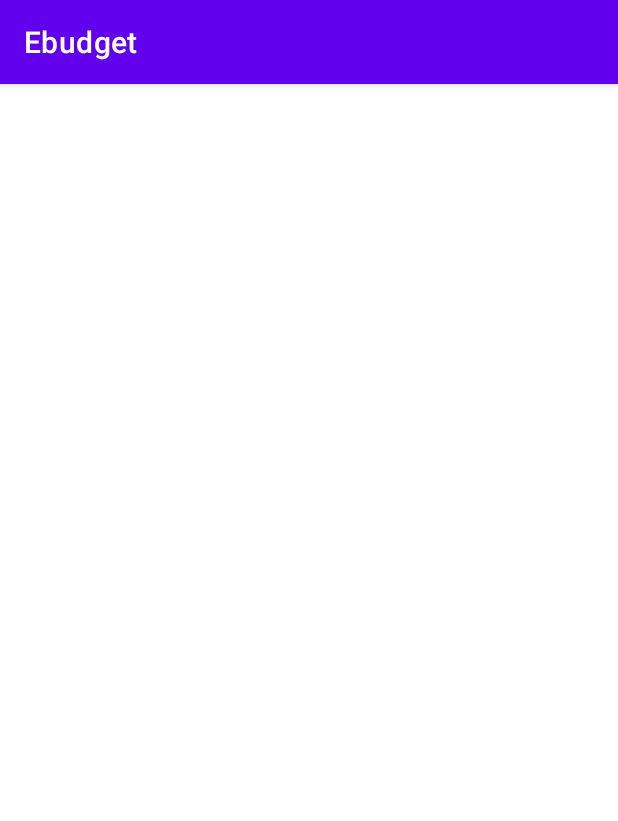
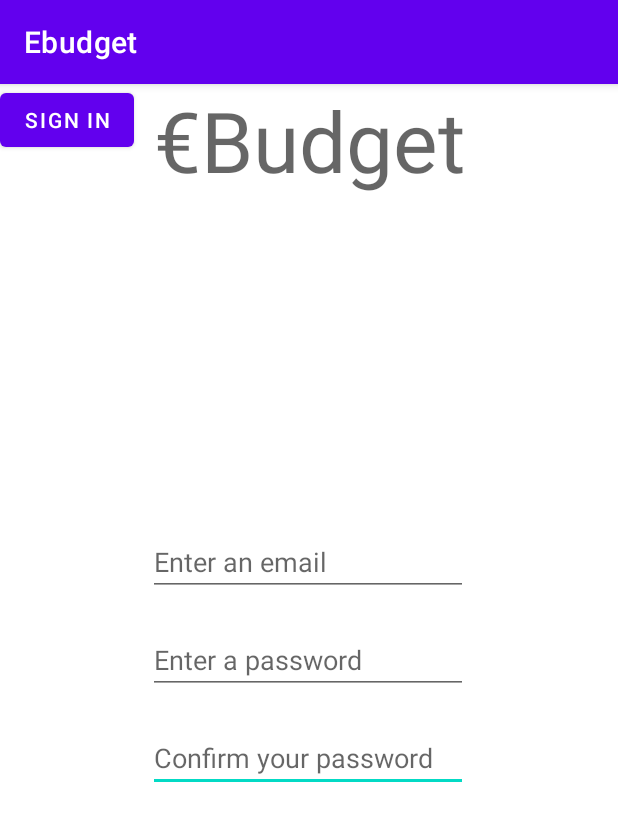
Before and after one commit to AmbreCorreia/Ebudget, an Android app: the Register screen opened directly, with no data from a screen before it, on a phone screen of 412 x 824 dp. Shown: the top 821 px of the screen. Run offline under Robolectric (Android 15) with nearby library versions, the phone set to English and light mode, and no system bars.

Commit message:
page login et register

```diff
--- a/app/src/main/res/layout/activity_register.xml
+++ b/app/src/main/res/layout/activity_register.xml
@@ -6,4 +6,60 @@
     android:layout_height="match_parent"
     tools:context=".Register">
 
+    <TextView
+        android:id="@+id/textView2"
+        android:layout_width="wrap_content"
+        android:layout_height="wrap_content"
+        android:text="€Budget"
+        android:textAppearance="@style/TextAppearance.AppCompat.Display3"
+        app:layout_constraintEnd_toEndOf="parent"
+        app:layout_constraintStart_toStartOf="parent"
+        tools:layout_editor_absoluteY="106dp" />
+
+    <EditText
+        android:id="@+id/editTextTextPassword"
+        android:layout_width="wrap_content"
+        android:layout_height="wrap_content"
+        android:layout_marginTop="20dp"
+        android:ems="10"
+        android:hint="Confirm your password"
+        android:inputType="textPassword"
+        app:layout_constraintEnd_toEndOf="parent"
+        app:layout_constraintHorizontal_bias="0.497"
+        app:layout_constraintStart_toStartOf="parent"
+        app:layout_constraintTop_toBottomOf="@+id/editTextTextPassword2" />
+
+    <EditText
+        android:id="@+id/editTextTextPassword2"
+        android:layout_width="wrap_content"
+        android:layout_height="wrap_content"
+        android:ems="10"
+        android:hint="Enter a password"
+        android:inputType="textPassword"
+        app:layout_constraintBottom_toBottomOf="parent"
+        app:layout_constraintEnd_toEndOf="parent"
+        app:layout_constraintHorizontal_bias="0.497"
+        app:layout_constraintStart_toStartOf="parent"
+        app:layout_constraintTop_toTopOf="parent" />
+
+    <EditText
+        android:id="@+id/editTextTextEmailAddress"
+        android:layout_width="wrap_content"
+        android:layout_height="wrap_content"
+        android:layout_marginBottom="20dp"
+        android:ems="10"
+        android:hint="Enter an email"
+        android:inputType="textEmailAddress"
+        app:layout_constraintBottom_toTopOf="@+id/editTextTextPassword2"
+        app:layout_constraintEnd_toEndOf="parent"
+        app:layout_constraintHorizontal_bias="0.497"
+        app:layout_constraintStart_toStartOf="parent" />
+
+    <Button
+        android:id="@+id/button3"
+        android:layout_width="wrap_content"
+        android:layout_height="wrap_content"
+        android:text="Sign In"
+        tools:layout_editor_absoluteX="261dp"
+        tools:layout_editor_absoluteY="498dp" />
 </androidx.constraintlayout.widget.ConstraintLayout>
```
Also changed, not shown: app/src/main/res/layout/activity_login.xml (+49 -0 lines).
